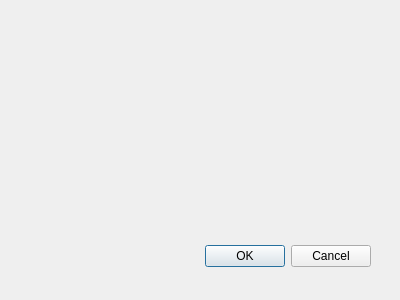
Old version of the form dhm_vlaanderen_downloader_dialog_base.ui in the repository SirRhynus/dhm_vlaanderen_downloader.
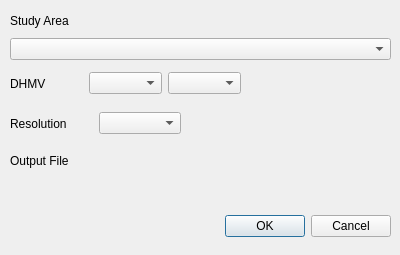
New version of the form. Custom widgets are drawn as their Qt base class.

```diff
--- a/dhm_vlaanderen_downloader_dialog_base.ui
+++ b/dhm_vlaanderen_downloader_dialog_base.ui
@@ -1,22 +1,22 @@
 <ui version="4.0" >
  <class>DHMVlaanderenDownloaderDialogBase</class>
- <widget class="QDialog" name="DHMVlaanderenDownloaderDialogBase" >
-  <property name="geometry" >
+ <widget class="QDialog" name="DHMVlaanderenDownloaderDialogBase">
+  <property name="geometry">
    <rect>
     <x>0</x>
     <y>0</y>
     <width>400</width>
-    <height>300</height>
+    <height>255</height>
    </rect>
   </property>
   <property name="windowTitle" >
    <string>DHM Vlaanderen Downloader</string>
   </property>
-  <widget class="QDialogButtonBox" name="button_box" >
-   <property name="geometry" >
+  <widget class="QDialogButtonBox" name="button_box">
+   <property name="geometry">
     <rect>
-     <x>30</x>
-     <y>240</y>
+     <x>50</x>
+     <y>210</y>
      <width>341</width>
      <height>32</height>
     </rect>
@@ -28,7 +28,121 @@
     <set>QDialogButtonBox::Cancel|QDialogButtonBox::Ok</set>
    </property>
   </widget>
+  <widget class="QWidget" name="">
+   <property name="geometry">
+    <rect>
+     <x>10</x>
+     <y>150</y>
+     <width>381</width>
+     <height>50</height>
+    </rect>
+   </property>
+   <layout class="QVBoxLayout" name="verticalLayout_2">
+    <item>
+     <widget class="QLabel" name="output_file_label">
+      <property name="text">
+       <string>Output File</string>
+      </property>
+     </widget>
+    </item>
+    <item>
+     <widget class="QgsFileWidget" name="output_file">
+      <property name="storageMode">
+       <enum>QgsFileWidget::SaveFile</enum>
+      </property>
+     </widget>
+    </item>
+   </layout>
+  </widget>
+  <widget class="QWidget" name="">
+   <property name="geometry">
+    <rect>
+     <x>10</x>
+     <y>110</y>
+     <width>171</width>
+     <height>27</height>
+    </rect>
+   </property>
+   <layout class="QHBoxLayout" name="horizontalLayout_2">
+    <item>
+     <widget class="QLabel" name="resolution_label">
+      <property name="text">
+       <string>Resolution</string>
+      </property>
+     </widget>
+    </item>
+    <item>
+     <widget class="QComboBox" name="resolution_selector"/>
+    </item>
+   </layout>
+  </widget>
+  <widget class="QWidget" name="">
+   <property name="geometry">
+    <rect>
+     <x>10</x>
+     <y>10</y>
+     <width>381</width>
+     <height>50</height>
+    </rect>
+   </property>
+   <layout class="QVBoxLayout" name="verticalLayout">
+    <item>
+     <widget class="QLabel" name="study_area_label">
+      <property name="text">
+       <string>Study Area</string>
+      </property>
+     </widget>
+    </item>
+    <item>
+     <widget class="QgsMapLayerComboBox" name="study_area_selector"/>
+    </item>
+   </layout>
+  </widget>
+  <widget class="QWidget" name="">
+   <property name="geometry">
+    <rect>
+     <x>10</x>
+     <y>70</y>
+     <width>231</width>
+     <height>27</height>
+    </rect>
+   </property>
+   <layout class="QHBoxLayout" name="horizontalLayout">
+    <item>
+     <widget class="QLabel" name="dhmv_label">
+      <property name="text">
+       <string>DHMV</string>
+      </property>
+     </widget>
+    </item>
+    <item>
+     <widget class="QComboBox" name="dhmv_selector">
+      <property name="editable">
+       <bool>false</bool>
+      </property>
+      <property name="currentText">
+       <string/>
+      </property>
+     </widget>
+    </item>
+    <item>
+     <widget class="QComboBox" name="dhm_selector"/>
+    </item>
+   </layout>
+  </widget>
  </widget>
+ <customwidgets>
+  <customwidget>
+   <class>QgsFileWidget</class>
+   <extends>QWidget</extends>
+   <header>qgsfilewidget.h</header>
+  </customwidget>
+  <customwidget>
+   <class>QgsMapLayerComboBox</class>
+   <extends>QComboBox</extends>
+   <header>qgsmaplayercombobox.h</header>
+  </customwidget>
+ </customwidgets>
  <resources/>
  <connections>
   <connection>
```
Left out of the diff: 33 changed lines with no effect on the pictures.
